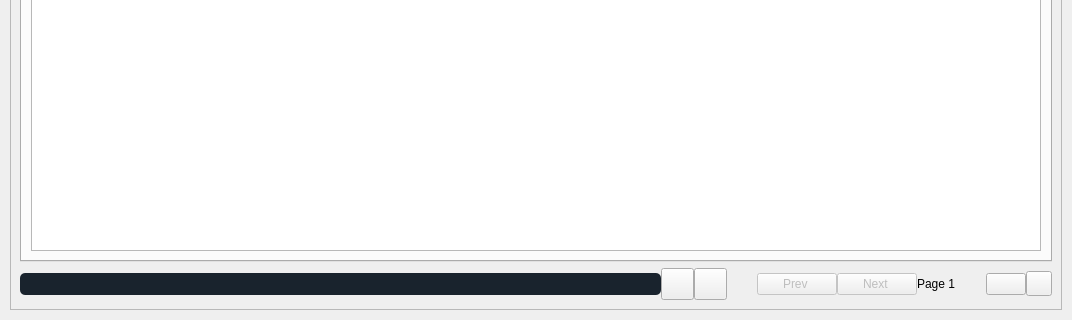
Old version of the form src/ui_main_trial.ui in the repository rishabh3354/YOUTUBE-DL-PRO; both pictures show x 0 to 1072 and y 279 to 599 of the 1072 by 599 pixel window.
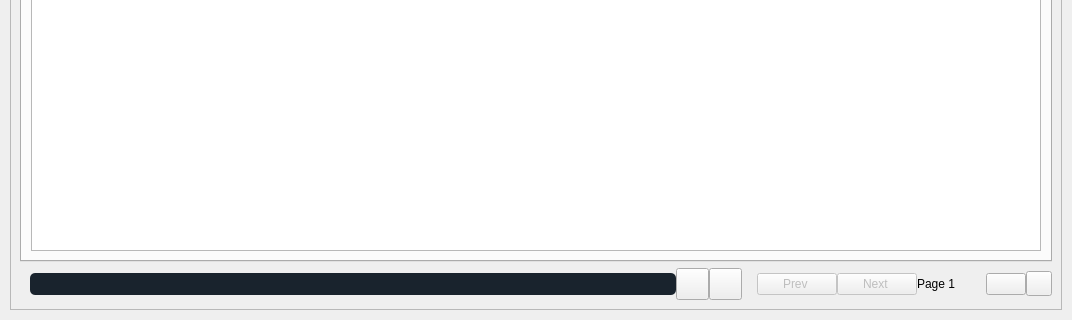
New version of the form. The open tabs and pages were chosen to show the change. Icons and pictures are not drawn.

Diff of the .ui file:
```diff
--- a/src/ui_main_trial.ui
+++ b/src/ui_main_trial.ui
@@ -3092,6 +3092,22 @@
              <property name="bottomMargin">
               <number>0</number>
              </property>
+             <item>
+              <spacer name="horizontalSpacer_17">
+               <property name="orientation">
+                <enum>Qt::Horizontal</enum>
+               </property>
+               <property name="sizeType">
+                <enum>QSizePolicy::Fixed</enum>
+               </property>
+               <property name="sizeHint" stdset="0">
+                <size>
+                 <width>10</width>
+                 <height>20</height>
+                </size>
+               </property>
+              </spacer>
+             </item>
              <item>
               <widget class="QProgressBar" name="progress_bar">
                <property name="enabled">
@@ -3202,7 +3218,7 @@
                </property>
                <property name="sizeHint" stdset="0">
                 <size>
-                 <width>30</width>
+                 <width>15</width>
                  <height>20</height>
                 </size>
                </property>
```
Left out of the diff: 5 changed lines with no effect on the pictures.
